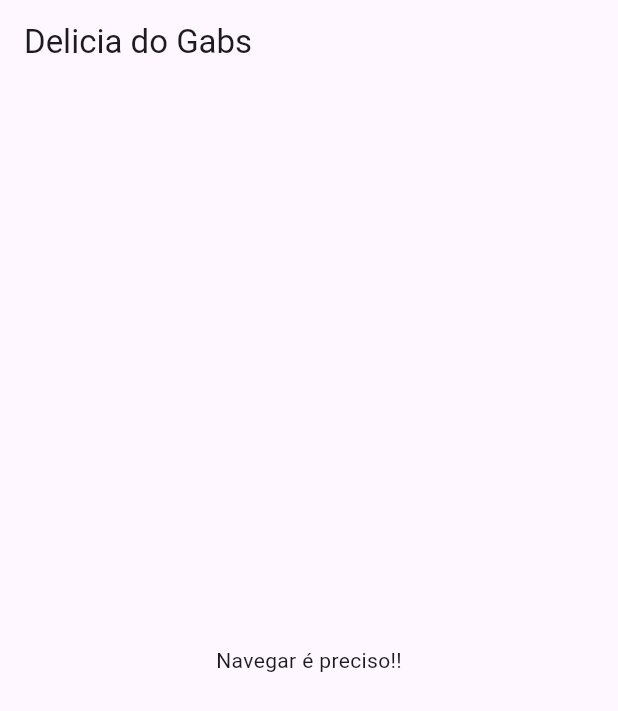
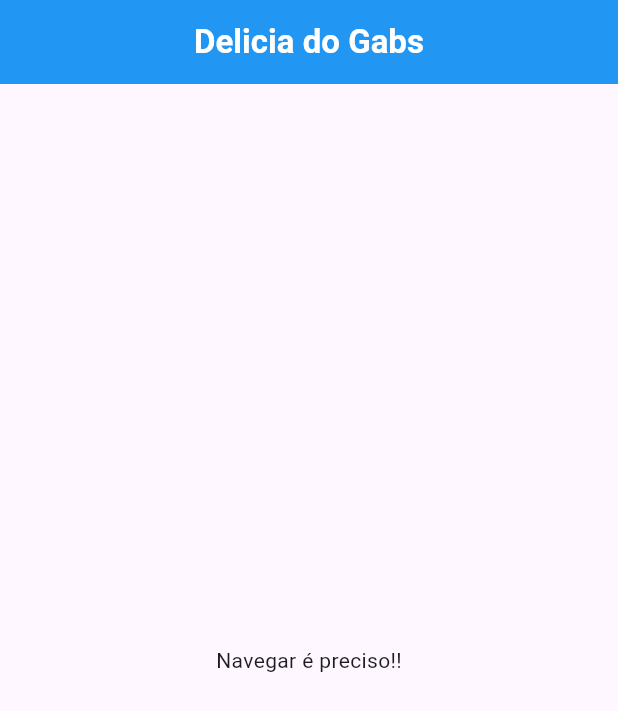
Before and after one commit to gabrielnavas/meals-flutter-app, a Flutter app: the screen it shows after launch, on a phone screen of 412 x 824 dp. Shown: the top 711 px of the screen. Run offline on Flutter 3.47's test engine with Material 3 defaults, Android fonts, the phone set to English and light mode, and no system bars.

Commit message:
refactory app bar

```diff
--- a/lib/screens/my_home_page.dart
+++ b/lib/screens/my_home_page.dart
@@ -10,12 +10,25 @@ class MyHomePageState extends State<MyHomePage> {
   @override
   Widget build(BuildContext context) {
     return Scaffold(
-      appBar: AppBar(
-        title: const Text('Delicia do Gabs'),
-      ),
+      appBar: _renderAppBar(),
       body: const Center(
         child: Text('Navegar é preciso!!'),
       ),
     );
   }
+
+  AppBar _renderAppBar() {
+    return AppBar(
+      backgroundColor: Colors.blue,
+      title: const Center(
+        child: Text(
+          'Delicia do Gabs',
+          style: TextStyle(
+            color: Colors.white,
+            fontWeight: FontWeight.bold,
+          ),
+        ),
+      ),
+    );
+  }
 }
```
